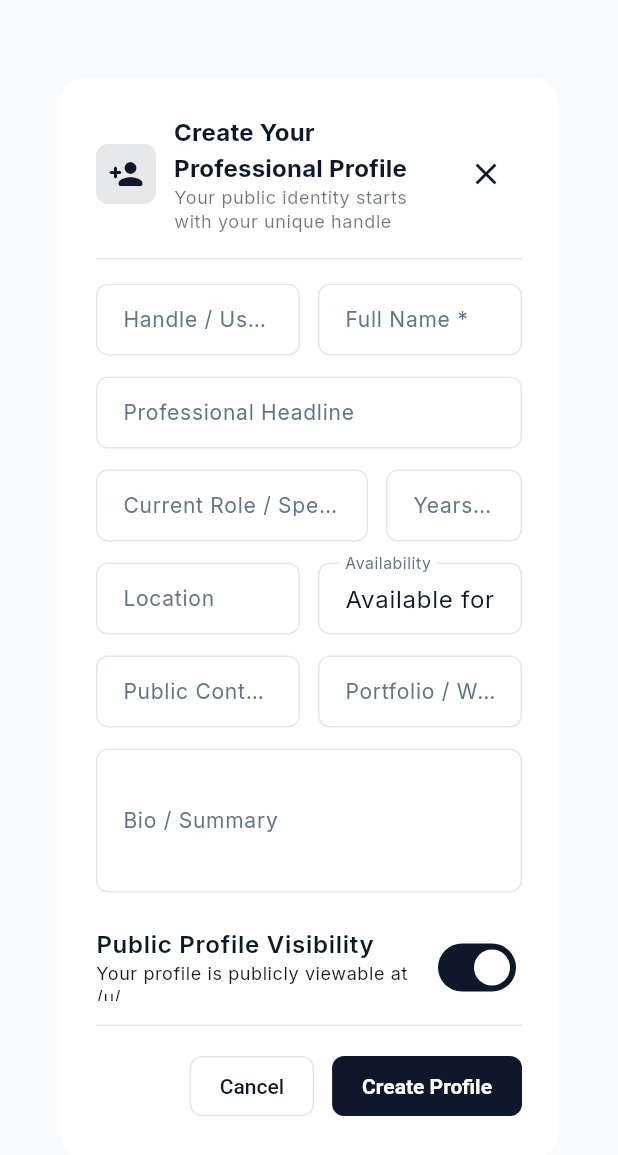
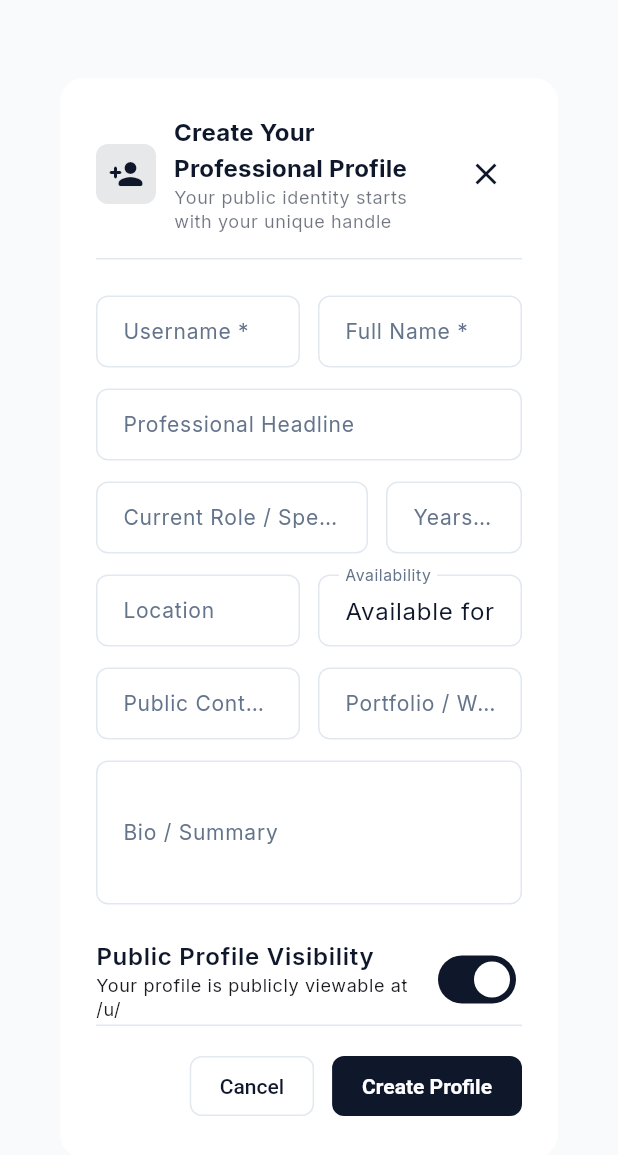
Before and after one commit to Muhammed-Ayad/professional-identity, a Flutter app: the EditProfileDialog widget shown alone on an empty page, opened directly, on a phone screen of 412 x 824 dp. Shown: the top 1155 px of the screen. Run offline on Flutter 3.47's test engine with Material 3 defaults, Android fonts, the phone set to English and light mode, and no system bars; our stand-ins replace file_picker, flutter_hooks, google_fonts, hooks_riverpod, qr_flutter, share_plus; missing offline and left inert: dart:html, flutter_driver, serverpod, serverpod_auth_core_client, serverpod_auth_core_server, serverpod_auth_idp_client and 5 more; statements that could not run were skipped.

Commit message:
Update EditProfileDialog padding and clip behavior; rename label in ProfileBasicFields

```diff
--- a/professional_identity_flutter/lib/feature/profile/view/widgets/edit_profile_dialog.dart
+++ b/professional_identity_flutter/lib/feature/profile/view/widgets/edit_profile_dialog.dart
@@ -163,6 +163,8 @@ class EditProfileDialog extends HookConsumerWidget {
                 ],
                 Expanded(
                   child: SingleChildScrollView(
+                    clipBehavior: Clip.none,
+                    padding: const EdgeInsets.only(top: 8, bottom: 8),
                     child: Column(
                       crossAxisAlignment: CrossAxisAlignment.stretch,
                       children: [
--- a/professional_identity_flutter/lib/feature/profile/view/widgets/profile_form_fields.dart
+++ b/professional_identity_flutter/lib/feature/profile/view/widgets/profile_form_fields.dart
@@ -31,7 +31,7 @@ class ProfileBasicFields extends StatelessWidget {
                 controller: handleController,
                 enabled: enabled,
                 decoration: const InputDecoration(
-                  labelText: 'Handle / Username *',
+                  labelText: 'Username *',
                   hintText: 'e.g. mohamed-ayad',
                   prefixText: '/u/',
                 ),
```
